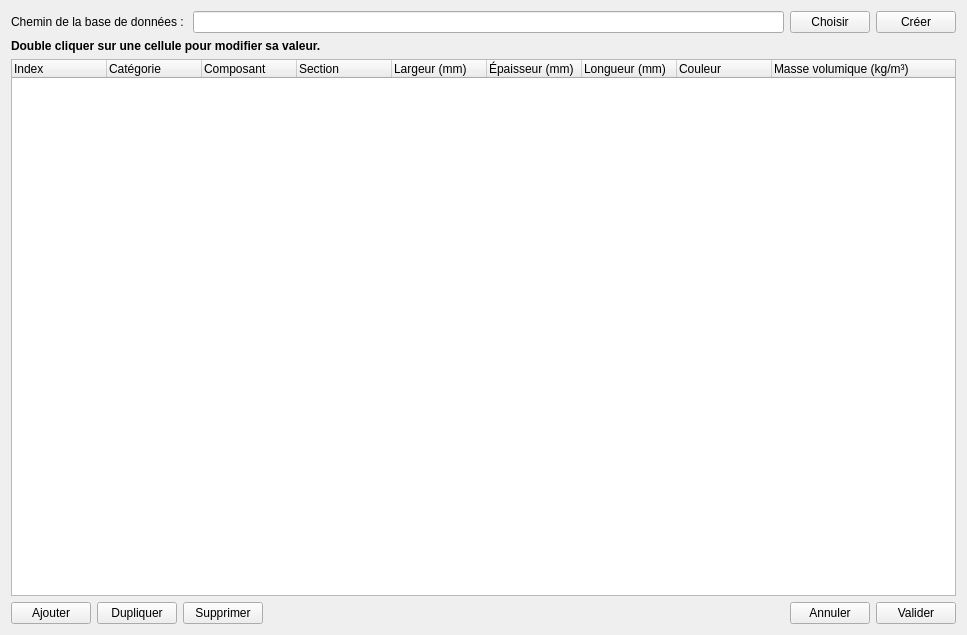
Above: freecad/workbench_gespal3d/resources/ui/component_manager-gespal3d.ui from j-wiedemann/gespal_3d_release before the change. Below: the same form after it.
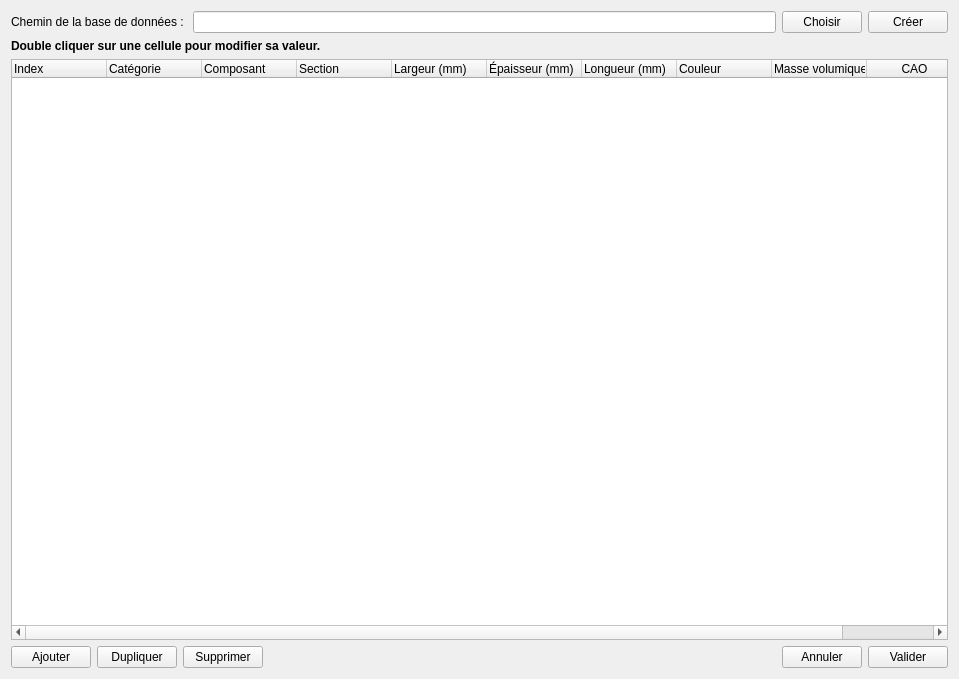
That is the form after the change.

What changed in the file:
```diff
--- a/freecad/workbench_gespal3d/resources/ui/component_manager-gespal3d.ui
+++ b/freecad/workbench_gespal3d/resources/ui/component_manager-gespal3d.ui
@@ -9,8 +9,8 @@
    <rect>
     <x>0</x>
     <y>0</y>
-    <width>967</width>
-    <height>635</height>
+    <width>959</width>
+    <height>679</height>
    </rect>
   </property>
   <property name="sizePolicy">
@@ -199,6 +199,11 @@
        <set>AlignLeading|AlignVCenter</set>
       </property>
      </column>
+     <column>
+      <property name="text">
+       <string>CAO</string>
+      </property>
+     </column>
     </widget>
    </item>
    <item>
```
